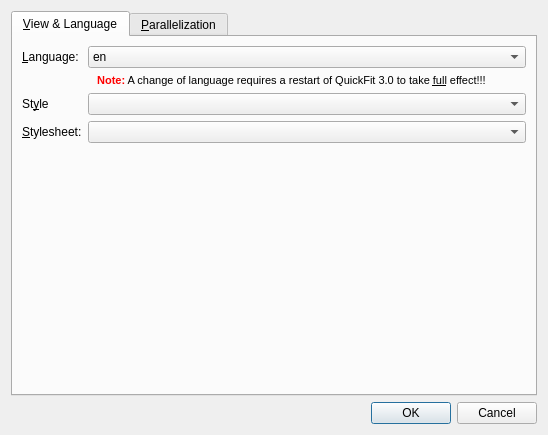
The window that application/optionsdialog.ui (jkriege2/QuickFit3) describes before a commit, drawn with Qt 5.
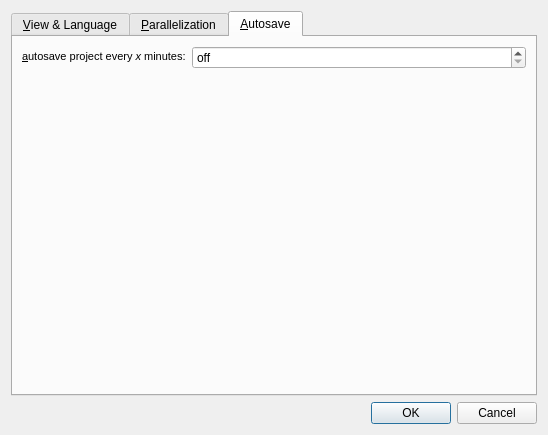
The same window after the commit.

Commit message: QuickFit 3: lots of improvements:   - app icon   - improved documentation of fit functions and algorithms   - autosave functionality for project with program option to set interval in minutes   - update of library classes

Patch:
```diff
--- a/application/optionsdialog.ui
+++ b/application/optionsdialog.ui
@@ -35,7 +35,7 @@
       <enum>QTabWidget::Rounded</enum>
      </property>
      <property name="currentIndex">
-      <number>0</number>
+      <number>2</number>
      </property>
      <property name="elideMode">
       <enum>Qt::ElideNone</enum>
@@ -156,6 +156,43 @@
        </item>
       </layout>
      </widget>
+     <widget class="QWidget" name="tab">
+      <attribute name="title">
+       <string>&amp;Autosave</string>
+      </attribute>
+      <layout class="QFormLayout" name="formLayout_2">
+       <item row="0" column="0">
+        <widget class="QLabel" name="label">
+         <property name="text">
+          <string>&lt;!DOCTYPE HTML PUBLIC &quot;-//W3C//DTD HTML 4.0//EN&quot; &quot;http://www.w3.org/TR/REC-html40/strict.dtd&quot;&gt;
+&lt;html&gt;&lt;head&gt;&lt;meta name=&quot;qrichtext&quot; content=&quot;1&quot; /&gt;&lt;style type=&quot;text/css&quot;&gt;
+p, li { white-space: pre-wrap; }
+&lt;/style&gt;&lt;/head&gt;&lt;body style=&quot; font-family:'MS Shell Dlg 2'; font-size:8.25pt; font-weight:400; font-style:normal;&quot;&gt;
+&lt;p style=&quot; margin-top:0px; margin-bottom:0px; margin-left:0px; margin-right:0px; -qt-block-indent:0; text-indent:0px;&quot;&gt;&lt;span style=&quot; font-size:8pt;&quot;&gt;&amp;amp;autosave project every &lt;/span&gt;&lt;span style=&quot; font-size:8pt; font-style:italic;&quot;&gt;x&lt;/span&gt;&lt;span style=&quot; font-size:8pt;&quot;&gt; minutes:&lt;/span&gt;&lt;/p&gt;&lt;/body&gt;&lt;/html&gt;</string>
+         </property>
+         <property name="buddy">
+          <cstring>spinAutosave</cstring>
+         </property>
+        </widget>
+       </item>
+       <item row="0" column="1">
+        <widget class="QSpinBox" name="spinAutosave">
+         <property name="sizePolicy">
+          <sizepolicy hsizetype="Expanding" vsizetype="Fixed">
+           <horstretch>0</horstretch>
+           <verstretch>0</verstretch>
+          </sizepolicy>
+         </property>
+         <property name="specialValueText">
+          <string>off</string>
+         </property>
+         <property name="value">
+          <number>0</number>
+         </property>
+        </widget>
+       </item>
+      </layout>
+     </widget>
     </widget>
    </item>
    <item>
```
The commit also changes 176 other files.
